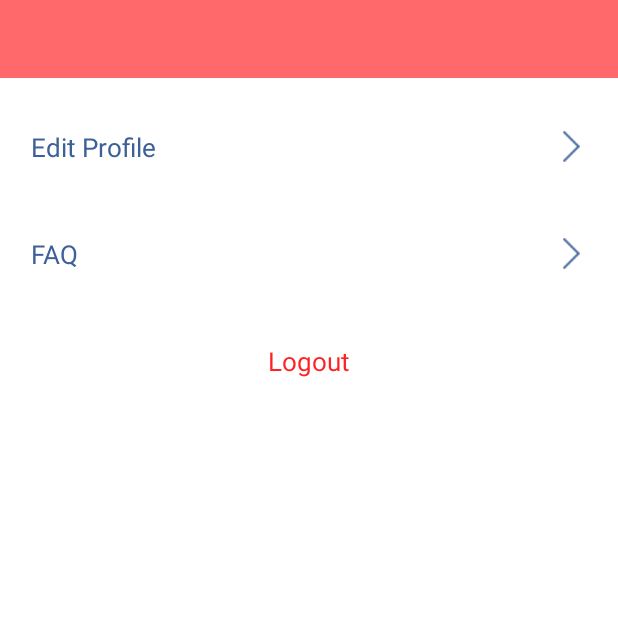
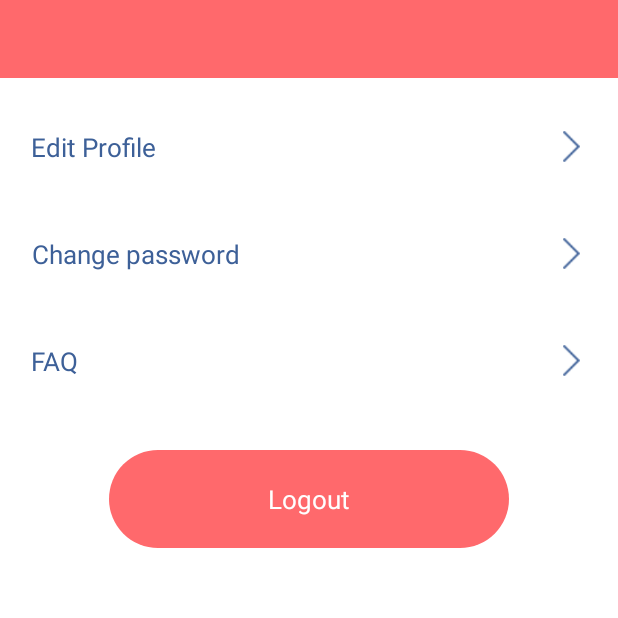
Before and after one commit to phamanh1289/easyHotel, an Android app: the fragment SettingFragment shown on its own in the app's theme, on a phone screen of 412 x 824 dp, the top half of it. Run offline under Robolectric (Android 15) with nearby library versions, the phone set to English and light mode, and no system bars; our stand-ins replace ButterKnife, Firebase (no records; nobody signed in at launch, a user with empty details on screens opened directly), sdp/ssp sizes; libraries missing offline, so code that uses them is left out: com.facebook, com.facebook.login; 1 statement that could not run was skipped.

Commit message:
- update pass.

```diff
--- a/app/src/main/java/com/example/phamanh/easyhotel/fragment/auth/SignUpFragment.java
+++ b/app/src/main/java/com/example/phamanh/easyhotel/fragment/auth/SignUpFragment.java
@@ -301,7 +301,7 @@ public class SignUpFragment extends BaseFragment {
     }
 
     private void toAddReLogin() {
-        SharedPrefUtils.saveLogin(getActivity(), FirebaseAuth.getInstance().getCurrentUser().getUid());
+        SharedPrefUtils.saveLoginSocial(getActivity(), FirebaseAuth.getInstance().getCurrentUser().getUid());
         StartActivityUtils.toMain(getActivity(), null);
         getActivity().overridePendingTransition(android.R.anim.fade_in, android.R.anim.fade_out);
     }
--- a/app/src/main/java/com/example/phamanh/easyhotel/fragment/settings/SettingFragment.java
+++ b/app/src/main/java/com/example/phamanh/easyhotel/fragment/settings/SettingFragment.java
@@ -11,6 +11,7 @@ import android.widget.FrameLayout;
 import com.example.phamanh.easyhotel.R;
 import com.example.phamanh.easyhotel.activity.LoginActivity;
 import com.example.phamanh.easyhotel.base.BaseFragment;
+import com.example.phamanh.easyhotel.utils.Constant;
 import com.example.phamanh.easyhotel.utils.KeyboardUtils;
 import com.example.phamanh.easyhotel.utils.SharedPrefUtils;
 import com.example.phamanh.easyhotel.utils.StartActivityUtils;
@@ -33,6 +34,8 @@ public class SettingFragment extends BaseFragment implements GoogleApiClient.OnC
 
     @BindView(R.id.actionbar_imgBack)
     FrameLayout ivBack;
+    @BindView(R.id.fragSetting_llChangePass)
+    FrameLayout llChangePass;
 
     private LoginActivity loginActivity;
     private GoogleApiClient mGoogleApiClient;
@@ -62,6 +65,8 @@ public class SettingFragment extends BaseFragment implements GoogleApiClient.OnC
                     .addApi(Auth.GOOGLE_SIGN_IN_API, gso)
                     .build();
         }
+        if (SharedPrefUtils.getString(getContext(), Constant.LOGIN_SOCIAL).length() != 0)
+            llChangePass.setVisibility(View.GONE);
     }
 
     public void LogOutAndLoginHere() {
@@ -95,7 +100,7 @@ public class SettingFragment extends BaseFragment implements GoogleApiClient.OnC
         unbinder.unbind();
     }
 
-    @OnClick({R.id.fragSetting_llProfile, R.id.fragSetting_llFAQ, R.id.fragSetting_llLogout})
+    @OnClick({R.id.fragSetting_llProfile, R.id.fragSetting_llFAQ, R.id.fragSetting_llLogout,R.id.fragSetting_llChangePass})
     public void onViewClicked(View view) {
         switch (view.getId()) {
             case R.id.fragSetting_llProfile:
@@ -112,6 +117,9 @@ public class SettingFragment extends BaseFragment implements GoogleApiClient.OnC
 //                BaseApplication application = (BaseApplication) getActivity().getApplication();
 //                application.setCustomer(null);
                 break;
+            case R.id.fragSetting_llChangePass:
+                addFragment(new ChangePasswordFragment(), true);
+                break;
         }
     }
 }
--- a/app/src/main/res/layout/fragment_setting.xml
+++ b/app/src/main/res/layout/fragment_setting.xml
@@ -7,15 +7,6 @@
     android:orientation="vertical">
 
     <include layout="@layout/base_action_bar_home" />
-
-    <ScrollView
-        android:layout_width="match_parent"
-        android:layout_height="match_parent">
-
-        <LinearLayout
-            android:layout_width="match_parent"
-            android:layout_height="match_parent"
-            android:orientation="vertical">
 
     <FrameLayout
         android:id="@+id/fragSetting_llProfile"
@@ -42,7 +33,30 @@
             android:src="@drawable/ic_arrow_right" />
     </FrameLayout>
 
+    <FrameLayout
+        android:id="@+id/fragSetting_llChangePass"
+        android:layout_width="match_parent"
+        android:layout_height="wrap_content"
+        android:foreground="?android:attr/selectableItemBackground"
+        android:paddingBottom="@dimen/_10sdp"
+        android:paddingLeft="@dimen/_16sdp"
+        android:paddingRight="@dimen/_16sdp"
+        android:paddingTop="@dimen/_26sdp">
 
+        <TextView
+            android:layout_width="wrap_content"
+            android:layout_height="wrap_content"
+            android:gravity="center"
+            android:text="@string/change_password"
+            android:textColor="@color/denimBlue"
+            android:textSize="17sp" />
+
+        <ImageView
+            android:layout_width="@dimen/_16sdp"
+            android:layout_height="@dimen/_16sdp"
+            android:layout_gravity="right|center_vertical"
+            android:src="@drawable/ic_arrow_right" />
+    </FrameLayout>
 
     <FrameLayout
         android:id="@+id/fragSetting_llFAQ"
@@ -81,15 +95,19 @@
         android:paddingTop="@dimen/_26sdp">
 
         <TextView
-                    android:layout_width="wrap_content"
+            android:layout_width="match_parent"
             android:layout_height="wrap_content"
             android:layout_gravity="center_horizontal"
+            android:layout_marginLeft="@dimen/_40sdp"
+            android:layout_marginRight="@dimen/_40sdp"
+            android:background="@drawable/selector_text_view_red"
+            android:gravity="center_horizontal"
+            android:paddingBottom="@dimen/_16sdp"
+            android:paddingTop="@dimen/_16sdp"
             android:text="@string/logout"
-                    android:textColor="@color/denimBlueTwo"
+            android:textColor="@color/whiteThree"
             android:textSize="17sp" />
 
     </FrameLayout>
 
 </LinearLayout>
-    </ScrollView>
-</LinearLayout>
--- a/app/src/main/res/values/strings.xml
+++ b/app/src/main/res/values/strings.xml
@@ -13,6 +13,8 @@
     <string name="password">Password</string>
     <string name="email">Email</string>
     <string name="confirm_password">Confirm Password</string>
+    <string name="old_password">Old Password</string>
+    <string name="new_password">New Password</string>
     <string name="login">Login</string>
     <string name="already_a_member">Already a member ? </string>
 
@@ -20,6 +22,7 @@
     <string name="page_home_detail">Detail Hotel</string>
     <string name="my_profile">Edit Profile</string>
     <string name="faq">FAQ</string>
+    <string name="change_password">Change password</string>
     <string name="faq_1">FAQ 1</string>
     <string name="submit">Submit</string>
     <string name="logout">Logout</string>
```
Also changed, not shown: app/src/main/java/com/example/phamanh/easyhotel/fragment/auth/LoginFragment.java (+10 -7 lines), app/src/main/java/com/example/phamanh/easyhotel/fragment/settings/ChangePasswordFragment.java (added, +103 -0 lines), app/src/main/java/com/example/phamanh/easyhotel/utils/SharedPrefUtils.java (+10 -1 lines), app/src/main/res/drawable-xxxhdpi/shape_boder_file_claim.xml (added, +7 -0 lines), app/src/main/res/layout/fragment_change_password.xml (added, +106 -0 lines), app/src/main/java/com/example/phamanh/easyhotel/fragment/settings/ProfileFragment.java (line endings or trailing spaces). Lines whose indentation alone changed are shown as unchanged.
